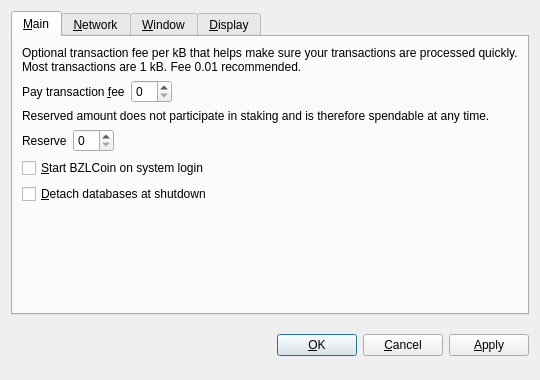
This is src/qt/forms/optionsdialog.ui in bzlcoin/bzlcoin as Qt 5 draws it before an edit. The edited form follows.
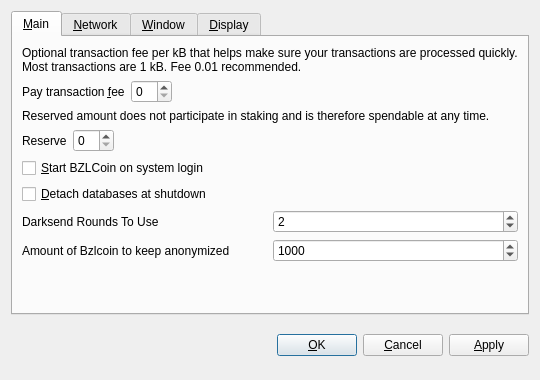
This is the edited form. Custom widgets are drawn as their Qt base class.

Diff of the .ui file:
```diff
--- a/src/qt/forms/optionsdialog.ui
+++ b/src/qt/forms/optionsdialog.ui
@@ -142,6 +142,78 @@
          </property>
         </widget>
        </item>
+       <item>
+        <layout class="QHBoxLayout" name="horizontalLayout_2_Main">
+         <item>
+          <widget class="QLabel" name="darksendtxt">
+           <property name="toolTip">
+            <string>&lt;html&gt;&lt;head/&gt;&lt;body&gt;&lt;p&gt;This setting determines the amount of individual masternodes that an input will be anonymized through. More rounds of anonymization gives a higher degree of privacy, but also costs more in fees.&lt;/p&gt;&lt;/body&gt;&lt;/html&gt;</string>
+           </property>
+           <property name="text">
+            <string>Darksend Rounds To Use</string>
+           </property>
+          </widget>
+         </item>
+         <item>
+          <widget class="QSpinBox" name="darksendRounds">
+           <property name="minimum">
+            <number>1</number>
+           </property>
+           <property name="maximum">
+            <number>8</number>
+           </property>
+           <property name="value">
+            <number>2</number>
+           </property>
+          </widget>
+         </item>
+        </layout>
+       </item>
+       <item>
+        <layout class="QHBoxLayout" name="horizontalLayout_2"/>
+       </item>
+       <item>
+        <layout class="QHBoxLayout" name="horizontalLayout">
+         <item>
+          <widget class="QLabel" name="labelbzlcoin">
+           <property name="toolTip">
+            <string notr="true">&lt;html&gt;&lt;head/&gt;&lt;body&gt;&lt;p&gt;This amount acts as a threshold to turn off Darksend once it's reached. &lt;/p&gt;&lt;/body&gt;&lt;/html&gt;</string>
+           </property>
+           <property name="statusTip">
+            <string notr="true"/>
+           </property>
+           <property name="whatsThis">
+            <string notr="true"/>
+           </property>
+           <property name="accessibleName">
+            <string notr="true"/>
+           </property>
+           <property name="accessibleDescription">
+            <string notr="true"/>
+           </property>
+           <property name="text">
+            <string>Amount of Bzlcoin to keep anonymized</string>
+           </property>
+          </widget>
+         </item>
+         <item>
+          <widget class="QSpinBox" name="anonymizeBzlcoin">
+           <property name="minimum">
+            <number>1</number>
+           </property>
+           <property name="maximum">
+            <number>2000</number>
+           </property>
+           <property name="singleStep">
+            <number>10</number>
+           </property>
+           <property name="value">
+            <number>1000</number>
+           </property>
+          </widget>
+         </item>
+        </layout>
+       </item>
        <item>
         <spacer name="verticalSpacer_Main">
          <property name="orientation">
```
